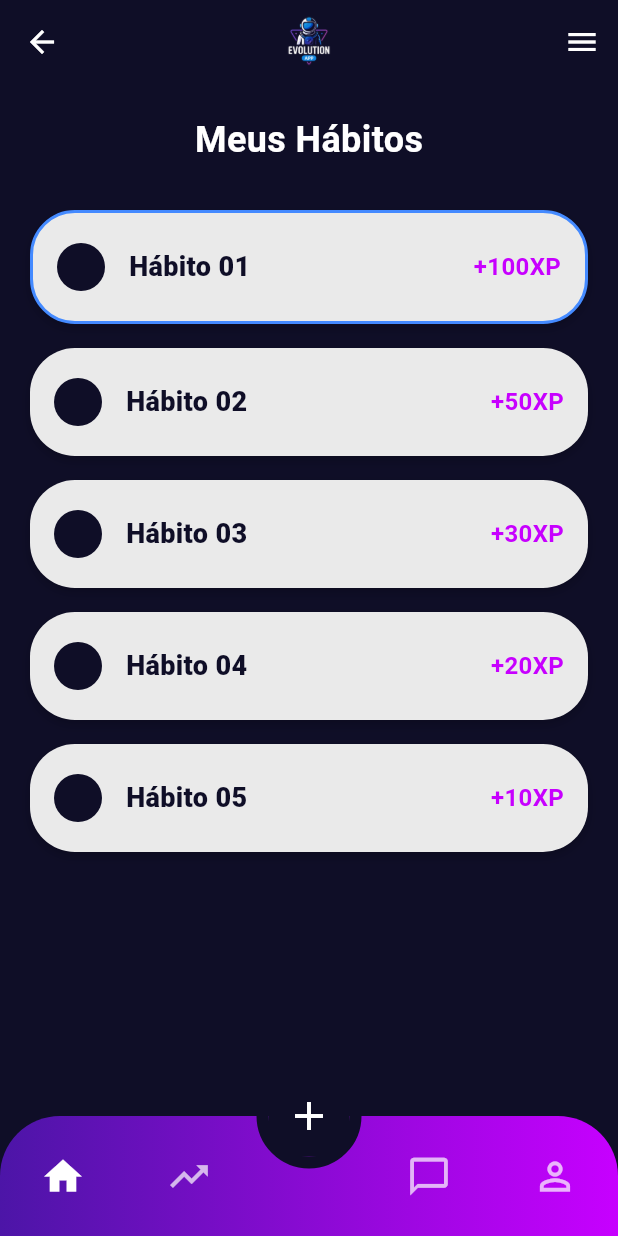
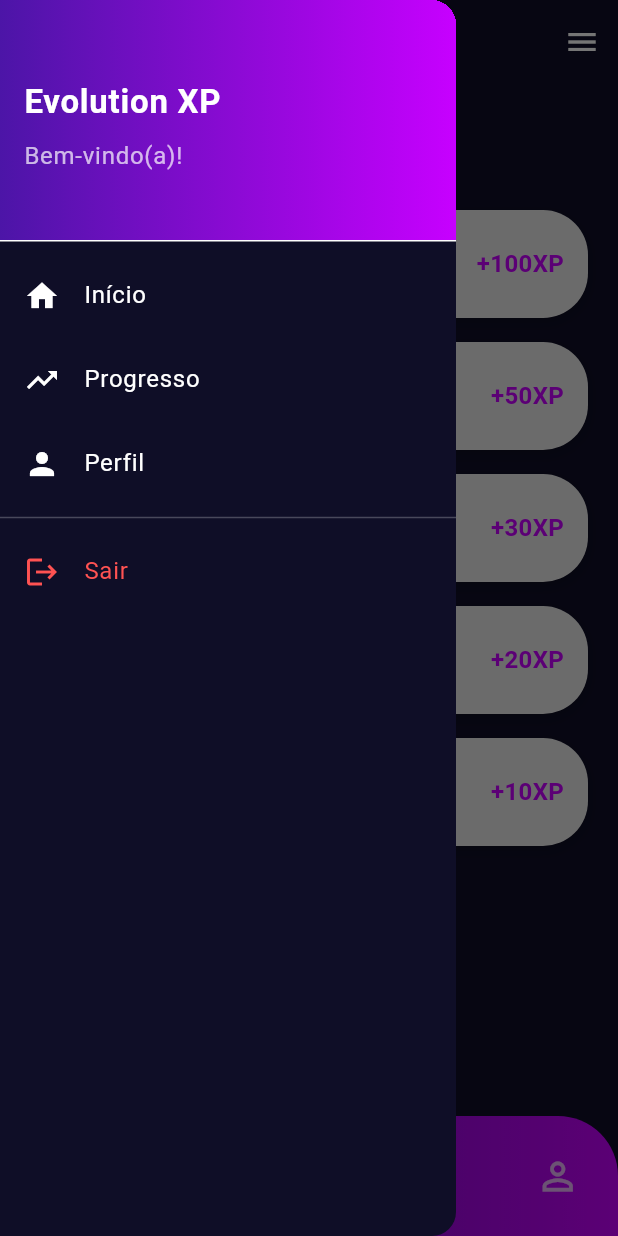
Before and after one commit to Ohlipeh/Evolution, a Flutter app: the HomePage screen opened by its route, with the side drawer open (before the commit the screen has no drawer), on a phone screen of 412 x 824 dp. Run offline on Flutter 3.47's test engine with Material 3 defaults, Android fonts, the phone set to English and light mode, and no system bars; our stand-ins replace fl_chart, hive_flutter; accounts and stored records are empty.

Commit message:
atualização inserindo, botton navbar e navbar lateral, em novos widgets

```diff
--- a/lib/screens/home_page.dart
+++ b/lib/screens/home_page.dart
@@ -1,7 +1,6 @@
 import 'package:flutter/material.dart';
-// import '../services/hive_service.dart'; // Descomente quando for usar dados reais
-// import '../model/habit_model.dart';    // Descomente quando for usar dados reais
-import 'package:evolution/screens/dashboard_page.dart';
+import '../widgets/app_drawer.dart';
+import '../widgets/bottom_navbar.dart';
 
 class HomePage extends StatefulWidget {
   const HomePage({super.key});
@@ -15,9 +14,9 @@ class _HomePageState extends State<HomePage> {
   static const Color primaryDark = Color(0xFF0F0E27);
   static const Color cardBackground = Color(0xFFEAEAEA);
   static const Color secondaryPurple = Color(0xFF4C15A7);
-  static const Color secondaryPink = Color(0xFFC700FF); // O Lilás/Rosa vibrante
+  static const Color secondaryPink = Color(0xFFC700FF);
 
-  // --- DADOS FICTÍCIOS (Estado Local) ---
+  // --- DADOS FICTÍCIOS ---
   final List<Map<String, dynamic>> _dummyHabits = [
     {'name': 'Hábito 01', 'xp': 100, 'done': false},
     {'name': 'Hábito 02', 'xp': 50, 'done': false},
@@ -26,16 +25,10 @@ class _HomePageState extends State<HomePage> {
     {'name': 'Hábito 05', 'xp': 10, 'done': false},
   ];
 
-  // Função para alternar o estado do hábito
+  // Alternar hábito
   void _toggleHabit(int index) {
     setState(() {
       _dummyHabits[index]['done'] = !_dummyHabits[index]['done'];
-
-      // Futuramente: Aqui você chamará o HiveService para salvar no banco de dados
-      // e somar o XP ao usuário!
-      if (_dummyHabits[index]['done']) {
-        print("Ganhou ${_dummyHabits[index]['xp']} XP!");
-      }
     });
   }
 
@@ -44,14 +37,29 @@ class _HomePageState extends State<HomePage> {
     return Scaffold(
       backgroundColor: primaryDark,
 
-      // --- APP BAR ---
+      // ============================
+      //      DRAWER EXTERNO
+      // ============================
+      drawer: const AppDrawer(
+        primaryDark: primaryDark,
+        secondaryPurple: secondaryPurple,
+        secondaryPink: secondaryPink,
+      ),
+
+      // ============================
+      //           APP BAR
+      // ============================
       appBar: AppBar(
         backgroundColor: Colors.transparent,
         elevation: 0,
         leading: IconButton(
           icon: const Icon(Icons.arrow_back, color: Colors.white),
           onPressed: () {
-            // Navigator.pop(context);
+            if (Navigator.canPop(context)) {
+              Navigator.pop(context);
+            } else {
+              Navigator.pushReplacementNamed(context, '/');
+            }
           },
         ),
         centerTitle: true,
@@ -62,18 +70,23 @@ class _HomePageState extends State<HomePage> {
           const Icon(Icons.rocket_launch, color: secondaryPink),
         ),
         actions: [
-          IconButton(
-            icon: const Icon(Icons.menu, color: Colors.white),
-            onPressed: () {},
-          ),
+          Builder(
+            builder: (context) => IconButton(
+              icon: const Icon(Icons.menu, color: Colors.white),
+              onPressed: () => Scaffold.of(context).openDrawer(),
+            ),
+          )
         ],
       ),
 
-      // --- CORPO ---
+      // ============================
+      //            CORPO
+      // ============================
       body: Column(
         crossAxisAlignment: CrossAxisAlignment.start,
         children: [
           const SizedBox(height: 20),
+
           const Center(
             child: Text(
               'Meus Hábitos',
@@ -84,6 +97,7 @@ class _HomePageState extends State<HomePage> {
               ),
             ),
           ),
+
           const SizedBox(height: 30),
 
           Expanded(
@@ -94,50 +108,47 @@ class _HomePageState extends State<HomePage> {
                 final habit = _dummyHabits[index];
                 final bool isDone = habit['done'];
 
-                // Destaque azul apenas para o primeiro item (opcional, conforme seu design)
-                final bool isFirst = index == 0;
-
                 return Container(
                   margin: const EdgeInsets.only(bottom: 16),
-                  padding: const EdgeInsets.symmetric(horizontal: 16, vertical: 20),
+                  padding: const EdgeInsets.symmetric(
+                      horizontal: 16, vertical: 20),
                   decoration: BoxDecoration(
                     color: cardBackground,
                     borderRadius: BorderRadius.circular(30),
-                    // Borda azul se for o primeiro E não estiver feito (opcional)
-                    border: (isFirst && !isDone)
-                        ? Border.all(color: Colors.blueAccent, width: 2)
-                        : null,
                     boxShadow: [
                       BoxShadow(
-                        color: Colors.black.withOpacity(0.2),
+                        color: Colors.black.withValues(alpha: 0.20),
                         blurRadius: 5,
                         offset: const Offset(0, 3),
-                      )
+                      ),
                     ],
                   ),
                   child: Row(
                     children: [
-                      // --- CHECKBOX CUSTOMIZADO (CÍRCULO) ---
+                      // --- CÍRCULO CHECKBOX ---
                       GestureDetector(
                         onTap: () => _toggleHabit(index),
                         child: AnimatedContainer(
-                          duration: const Duration(milliseconds: 300), // Animação suave
+                          duration: const Duration(milliseconds: 300),
                           width: 32,
                           height: 32,
                           decoration: BoxDecoration(
-                            // Se feito: cor Lilás (Pink). Se não: Azul Escuro
                             color: isDone ? secondaryPink : primaryDark,
                             shape: BoxShape.circle,
-                            boxShadow: isDone ? [
+                            boxShadow: isDone
+                                ? [
                               BoxShadow(
-                                color: secondaryPink.withOpacity(0.5),
+                                color: secondaryPink
+                                    .withValues(alpha: 0.5),
                                 blurRadius: 8,
                                 offset: const Offset(0, 2),
                               )
-                            ] : [],
+                            ]
+                                : [],
                           ),
                           child: isDone
-                              ? const Icon(Icons.check, color: Colors.white, size: 20)
+                              ? const Icon(Icons.check,
+                              color: Colors.white, size: 20)
                               : null,
                         ),
                       ),
@@ -148,16 +159,18 @@ class _HomePageState extends State<HomePage> {
                       Text(
                         habit['name'],
                         style: TextStyle(
-                          color: isDone ? Colors.grey : primaryDark, // Fica cinza se feito
+                          color: isDone ? Colors.grey : primaryDark,
                           fontSize: 18,
                           fontWeight: FontWeight.w800,
-                          decoration: isDone ? TextDecoration.lineThrough : null, // Risca o texto se feito
+                          decoration: isDone
+                              ? TextDecoration.lineThrough
+                              : null,
                         ),
                       ),
 
                       const Spacer(),
 
-                      // --- VALOR DE XP ---
+                      // --- XP ---
                       Text(
                         '+${habit['xp']}XP',
                         style: TextStyle(
@@ -175,8 +188,11 @@ class _HomePageState extends State<HomePage> {
         ],
       ),
 
-      // --- BOTÃO FLUTUANTE (FAB) ---
-      floatingActionButtonLocation: FloatingActionButtonLocation.centerDocked,
+      // ============================
+      //            BOTÃO + FAB
+      // ============================
+      floatingActionButtonLocation:
+      FloatingActionButtonLocation.centerDocked,
       floatingActionButton: Container(
         width: 70,
         height: 70,
@@ -185,51 +201,20 @@ class _HomePageState extends State<HomePage> {
           border: Border.all(color: primaryDark, width: 8),
         ),
         child: FloatingActionButton(
-          onPressed: () {
-            // Ação para adicionar
-          },
           backgroundColor: primaryDark,
           elevation: 0,
+          onPressed: () {},
           child: const Icon(Icons.add, size: 32, color: Colors.white),
         ),
       ),
 
-      // --- BARRA DE NAVEGAÇÃO ---
-      bottomNavigationBar: Container(
-        height: 80,
-        decoration: const BoxDecoration(
-          gradient: LinearGradient(
-            colors: [secondaryPurple, secondaryPink],
-            begin: Alignment.centerLeft,
-            end: Alignment.centerRight,
-          ),
-          borderRadius: BorderRadius.only(
-            topLeft: Radius.circular(40),
-            topRight: Radius.circular(40),
-          ),
-        ),
-        child: Row(
-          mainAxisAlignment: MainAxisAlignment.spaceAround,
-          children: [
-            IconButton(
-              icon: const Icon(Icons.home, color: Colors.white, size: 30),
-              onPressed: () {},
-            ),
-            IconButton(
-              icon: const Icon(Icons.trending_up, color: Colors.white70, size: 30),
-              onPressed: () {},
-            ),
-            const SizedBox(width: 40),
-            IconButton(
-              icon: const Icon(Icons.chat_bubble_outline, color: Colors.white70, size: 30),
-              onPressed: () {},
-            ),
-            IconButton(
-              icon: const Icon(Icons.person_outline, color: Colors.white70, size: 30),
-              onPressed: () {},
-            ),
-          ],
-        ),
+      // ============================
+      //     NAVBAR EXTERNA
+      // ============================
+      bottomNavigationBar: const BottomNavBar(
+        secondaryPurple: secondaryPurple,
+        secondaryPink: secondaryPink,
+        primaryDark: primaryDark,
       ),
     );
   }
--- /dev/null
+++ b/lib/widgets/app_drawer.dart
@@ -0,0 +1,81 @@
+import 'package:flutter/material.dart';
+
+class AppDrawer extends StatelessWidget {
+  final Color primaryDark;
+  final Color secondaryPurple;
+  final Color secondaryPink;
+
+  const AppDrawer({
+    super.key,
+    required this.primaryDark,
+    required this.secondaryPurple,
+    required this.secondaryPink,
+  });
+
+  @override
+  Widget build(BuildContext context) {
+    return Drawer(
+      backgroundColor: primaryDark,
+      child: ListView(
+        padding: EdgeInsets.zero,
+        children: [
+          DrawerHeader(
+            decoration: BoxDecoration(
+              gradient: LinearGradient(
+                colors: [secondaryPurple, secondaryPink],
+              ),
+            ),
+            child: const Column(
+              crossAxisAlignment: CrossAxisAlignment.start,
+              mainAxisAlignment: MainAxisAlignment.center,
+              children: [
+                Text(
+                  'Evolution XP',
+                  style: TextStyle(
+                    color: Colors.white,
+                    fontSize: 22,
+                    fontWeight: FontWeight.bold,
+                  ),
+                ),
+                SizedBox(height: 8),
+                Text(
+                  'Bem-vindo(a)!',
+                  style: TextStyle(color: Colors.white70),
+                )
+              ],
+            ),
+          ),
+
+          ListTile(
+            leading: const Icon(Icons.home, color: Colors.white),
+            title: const Text('Início', style: TextStyle(color: Colors.white)),
+            onTap: () => Navigator.pop(context),
+          ),
+
+          ListTile(
+            leading: const Icon(Icons.trending_up, color: Colors.white),
+            title: const Text('Progresso', style: TextStyle(color: Colors.white)),
+            onTap: () {},
+          ),
+
+          ListTile(
+            leading: const Icon(Icons.person, color: Colors.white),
+            title: const Text('Perfil', style: TextStyle(color: Colors.white)),
+            onTap: () {},
+          ),
+
+          const Divider(color: Colors.white24),
+
+          ListTile(
+            leading: const Icon(Icons.logout, color: Colors.redAccent),
+            title:
+            const Text('Sair', style: TextStyle(color: Colors.redAccent)),
+            onTap: () {
+              Navigator.pushReplacementNamed(context, '/login');
+            },
+          ),
+        ],
+      ),
+    );
+  }
+}
--- /dev/null
+++ b/lib/widgets/bottom_navbar.dart
@@ -0,0 +1,42 @@
+import 'package:flutter/material.dart';
+
+class BottomNavBar extends StatelessWidget {
+  final Color secondaryPurple;
+  final Color secondaryPink;
+  final Color primaryDark;
+
+  const BottomNavBar({
+    super.key,
+    required this.secondaryPurple,
+    required this.secondaryPink,
+    required this.primaryDark,
+  });
+
+  @override
+  Widget build(BuildContext context) {
+    return Container(
+      height: 80,
+      decoration: BoxDecoration(
+        gradient: LinearGradient(
+          colors: [secondaryPurple, secondaryPink],
+          begin: Alignment.centerLeft,
+          end: Alignment.centerRight,
+        ),
+        borderRadius: const BorderRadius.only(
+          topLeft: Radius.circular(40),
+          topRight: Radius.circular(40),
+        ),
+      ),
+      child: Row(
+        mainAxisAlignment: MainAxisAlignment.spaceAround,
+        children: const [
+          Icon(Icons.home, color: Colors.white, size: 30),
+          Icon(Icons.trending_up, color: Colors.white70, size: 30),
+          SizedBox(width: 40),
+          Icon(Icons.chat_bubble_outline, color: Colors.white70, size: 30),
+          Icon(Icons.person_outline, color: Colors.white70, size: 30),
+        ],
+      ),
+    );
+  }
+}
```
Also changed, not shown: lib/widgets/custom_alert.dart (deleted), lib/widgets/neumorphic_button.dart (deleted).
